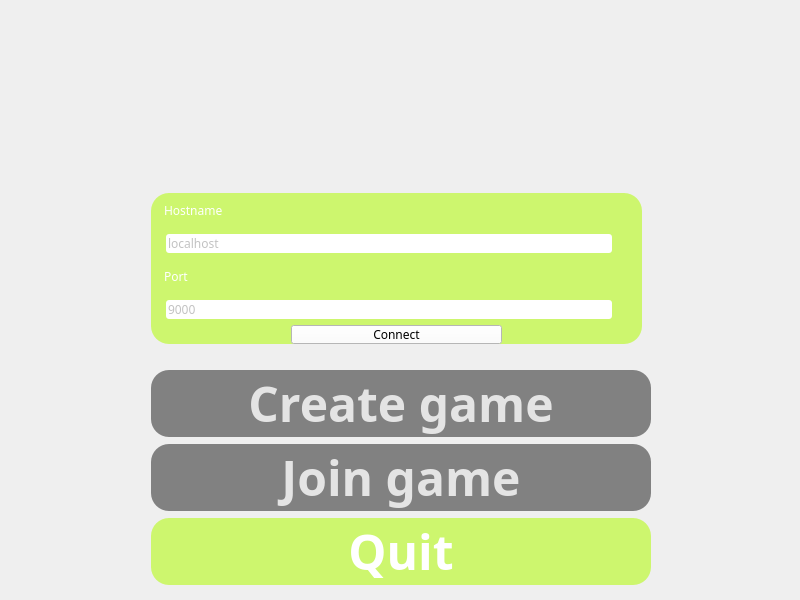
Old version of the form src/client/ui/mainwindow.ui in the repository Jignacio14/JazzJackRabbit.
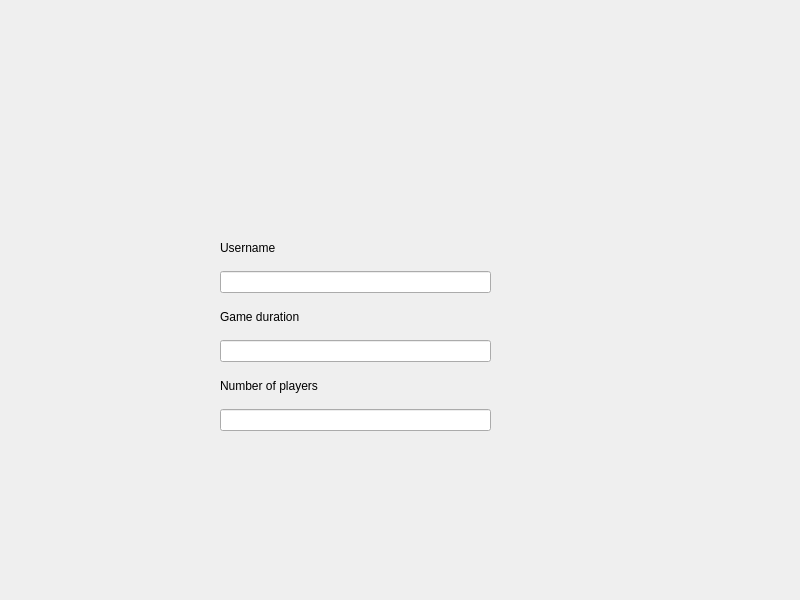
New version of the form. The open tabs and pages were chosen to show the change. Icons and pictures are not drawn.

Commit message: feat: Added stack of widgets to change views

```diff
--- a/src/client/ui/mainwindow.ui
+++ b/src/client/ui/mainwindow.ui
@@ -56,11 +56,21 @@
      <bool>true</bool>
     </property>
    </widget>
+   <widget class="QStackedWidget" name="stackedWidget">
+    <property name="geometry">
+     <rect>
+      <x>0</x>
+      <y>150</y>
+      <width>801</width>
+      <height>451</height>
+     </rect>
+    </property>
+    <widget class="QWidget" name="page">
    <widget class="QWidget" name="layoutWidget">
     <property name="geometry">
      <rect>
-      <x>151</x>
-      <y>369</y>
+        <x>160</x>
+        <y>220</y>
       <width>500</width>
       <height>217</height>
      </rect>
@@ -177,9 +187,9 @@
    <widget class="QWidget" name="inputWidget" native="true">
     <property name="geometry">
      <rect>
-      <x>151</x>
-      <y>193</y>
-      <width>491</width>
+        <x>160</x>
+        <y>60</y>
+        <width>501</width>
       <height>151</height>
      </rect>
     </property>
@@ -302,6 +312,52 @@
       </widget>
      </item>
     </layout>
+     </widget>
+    </widget>
+    <widget class="QWidget" name="page_2">
+     <widget class="QWidget" name="verticalLayoutWidget">
+      <property name="geometry">
+       <rect>
+        <x>220</x>
+        <y>80</y>
+        <width>271</width>
+        <height>201</height>
+       </rect>
+      </property>
+      <layout class="QVBoxLayout" name="verticalLayout">
+       <item>
+        <widget class="QLabel" name="label">
+         <property name="text">
+          <string>Username</string>
+         </property>
+        </widget>
+       </item>
+       <item>
+        <widget class="QLineEdit" name="lineEdit"/>
+       </item>
+       <item>
+        <widget class="QLabel" name="label_2">
+         <property name="text">
+          <string>Game duration</string>
+         </property>
+        </widget>
+       </item>
+       <item>
+        <widget class="QLineEdit" name="lineEdit_2"/>
+       </item>
+       <item>
+        <widget class="QLabel" name="label_3">
+         <property name="text">
+          <string>Number of players</string>
+         </property>
+        </widget>
+       </item>
+       <item>
+        <widget class="QLineEdit" name="lineEdit_3"/>
+       </item>
+      </layout>
+     </widget>
+    </widget>
    </widget>
   </widget>
  </widget>
```
Lines whose indentation alone changed are shown as unchanged. The commit also changes 2 other files.
